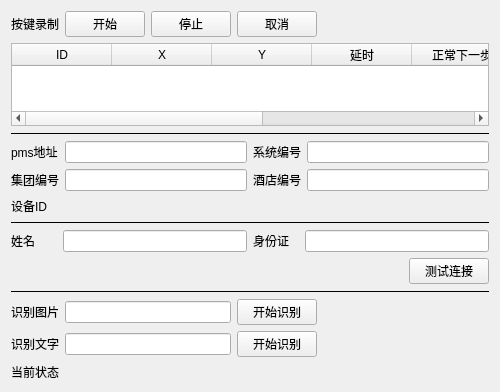
The window that KeyRecorder/FormConfig.ui (RYAN--LEE/key-recorder) describes before a commit, drawn with Qt 5.
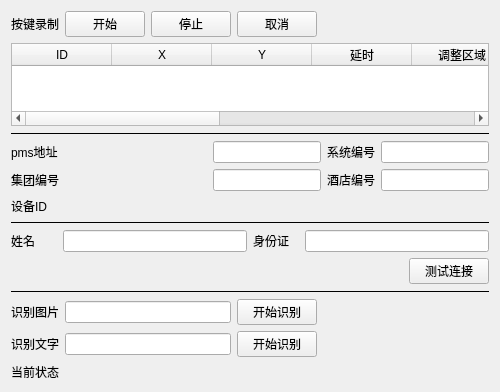
The same window after the commit.

```diff
--- a/KeyRecorder/FormConfig.ui
+++ b/KeyRecorder/FormConfig.ui
@@ -96,6 +96,46 @@
        <set>AlignCenter</set>
       </property>
      </column>
+     <column>
+      <property name="text">
+       <string>调整区域</string>
+      </property>
+      <property name="textAlignment">
+       <set>AlignCenter</set>
+      </property>
+     </column>
+     <column>
+      <property name="text">
+       <string>识别标记</string>
+      </property>
+      <property name="textAlignment">
+       <set>AlignCenter</set>
+      </property>
+     </column>
+     <column>
+      <property name="text">
+       <string>添加</string>
+      </property>
+      <property name="textAlignment">
+       <set>AlignCenter</set>
+      </property>
+     </column>
+     <column>
+      <property name="text">
+       <string>点击后的操作</string>
+      </property>
+      <property name="textAlignment">
+       <set>AlignCenter</set>
+      </property>
+     </column>
+     <column>
+      <property name="text">
+       <string>操作</string>
+      </property>
+      <property name="textAlignment">
+       <set>AlignCenter</set>
+      </property>
+     </column>
      <column>
       <property name="text">
        <string>正常下一步</string>
@@ -112,30 +152,6 @@
        <set>AlignCenter</set>
       </property>
      </column>
-     <column>
-      <property name="text">
-       <string>附加操作</string>
-      </property>
-      <property name="textAlignment">
-       <set>AlignCenter</set>
-      </property>
-     </column>
-     <column>
-      <property name="text">
-       <string>操作</string>
-      </property>
-      <property name="textAlignment">
-       <set>AlignCenter</set>
-      </property>
-     </column>
-     <column>
-      <property name="text">
-       <string>调整区域</string>
-      </property>
-      <property name="textAlignment">
-       <set>AlignCenter</set>
-      </property>
-     </column>
     </widget>
    </item>
    <item>
@@ -149,7 +165,7 @@
     </widget>
    </item>
    <item>
-    <layout class="QGridLayout" name="gridLayout_2" columnstretch="1,4,1,4">
+    <layout class="QGridLayout" name="gridLayout_2" columnstretch="1,0,0,0">
      <item row="0" column="2">
       <widget class="QLabel" name="label_10">
        <property name="text">
@@ -157,25 +173,9 @@
        </property>
       </widget>
      </item>
-     <item row="0" column="3">
-      <widget class="QLineEdit" name="lineEditPMSType"/>
-     </item>
      <item row="1" column="3">
       <widget class="QLineEdit" name="lineEditHotelCode"/>
      </item>
-     <item row="1" column="1">
-      <widget class="QLineEdit" name="lineEditGroupCode"/>
-     </item>
-     <item row="0" column="0">
-      <widget class="QLabel" name="label_9">
-       <property name="text">
-        <string>pms地址</string>
-       </property>
-      </widget>
-     </item>
-     <item row="0" column="1">
-      <widget class="QLineEdit" name="lineEditPMS"/>
-     </item>
      <item row="1" column="0">
       <widget class="QLabel" name="label_11">
        <property name="text">
@@ -183,20 +183,6 @@
        </property>
       </widget>
      </item>
-     <item row="1" column="2">
-      <widget class="QLabel" name="label_12">
-       <property name="text">
-        <string>酒店编号</string>
-       </property>
-      </widget>
-     </item>
-     <item row="2" column="0">
-      <widget class="QLabel" name="label_8">
-       <property name="text">
-        <string>设备ID</string>
-       </property>
-      </widget>
-     </item>
      <item row="2" column="1">
       <widget class="QLabel" name="labelDeviceID">
        <property name="text">
@@ -204,6 +190,36 @@
        </property>
       </widget>
      </item>
+     <item row="0" column="0">
+      <widget class="QLabel" name="label_9">
+       <property name="text">
+        <string>pms地址</string>
+       </property>
+      </widget>
+     </item>
+     <item row="0" column="3">
+      <widget class="QLineEdit" name="lineEditPMSType"/>
+     </item>
+     <item row="2" column="0">
+      <widget class="QLabel" name="label_8">
+       <property name="text">
+        <string>设备ID</string>
+       </property>
+      </widget>
+     </item>
+     <item row="1" column="2">
+      <widget class="QLabel" name="label_12">
+       <property name="text">
+        <string>酒店编号</string>
+       </property>
+      </widget>
+     </item>
+     <item row="1" column="1">
+      <widget class="QLineEdit" name="lineEditGroupCode"/>
+     </item>
+     <item row="0" column="1">
+      <widget class="QLineEdit" name="lineEditPMS"/>
+     </item>
     </layout>
    </item>
    <item>
```
